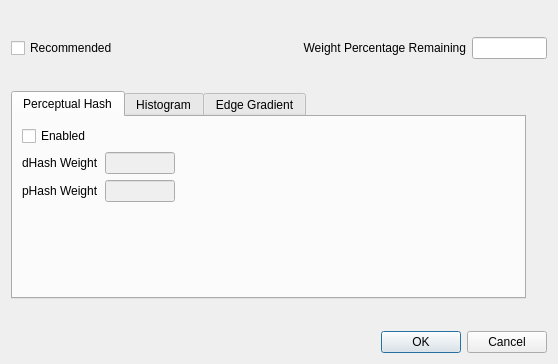
dikkat/bitirme, file bpv2/DialogSort.ui: the form before one commit.
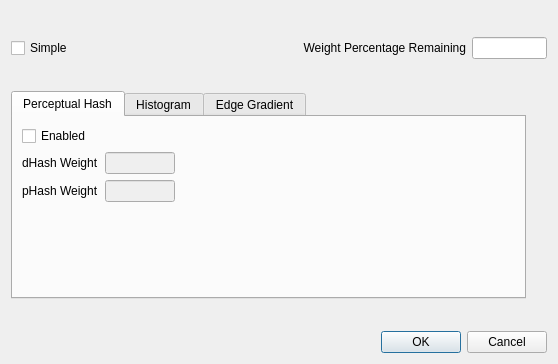
The form after the commit. The open tabs and pages were chosen to show the change.

```diff
--- a/bpv2/DialogSort.ui
+++ b/bpv2/DialogSort.ui
@@ -1896,7 +1896,7 @@
        <item>
         <widget class="QCheckBox" name="checkBox">
          <property name="text">
-          <string>Recommended</string>
+          <string>Simple</string>
          </property>
         </widget>
        </item>
```
Left out of the diff: 7 changed lines with no effect on the pictures.
